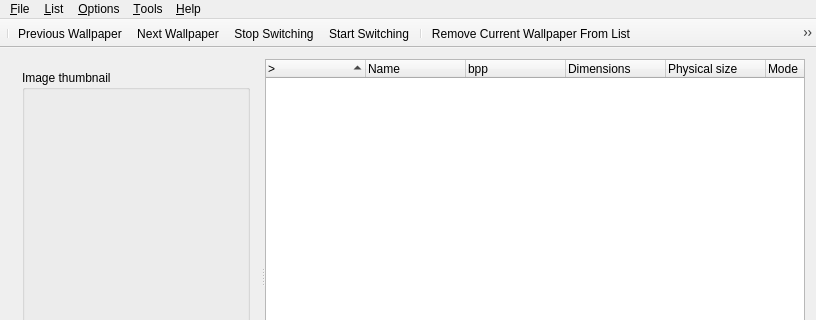
Above: wpchanger_app/src/qt/mainwindow.ui from VioletGiraffe/desktop-wallpaper-switcher before the change; both pictures show x 0 to 816 and y 0 to 320 of the 816 by 526 pixel window. Below: the same form after it.
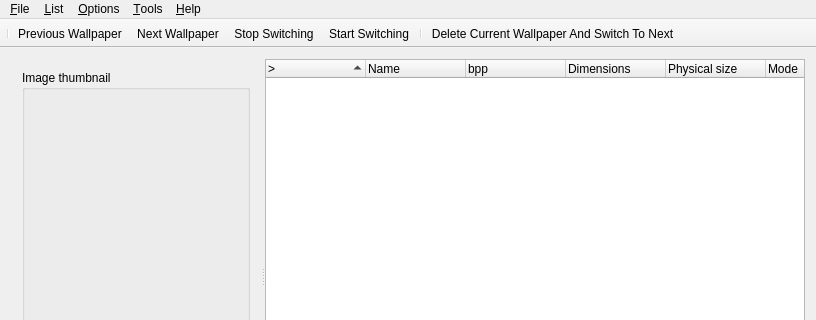
That is the form after the change. Icons and pictures are not drawn. Custom widgets are drawn as their Qt base class.

Commit message: "Delete wallpaper and switch to next" button added

```diff
--- a/wpchanger_app/src/qt/mainwindow.ui
+++ b/wpchanger_app/src/qt/mainwindow.ui
@@ -397,8 +397,7 @@
    <addaction name="actionStop_Switching"/>
    <addaction name="actionStart_switching"/>
    <addaction name="separator"/>
-   <addaction name="actionRemove_Current_Image_from_List"/>
-   <addaction name="actionDelete_Current_Wallpaper_From_Disk"/>
+   <addaction name="actionDelete_Current_Wallpaper_And_Switch_To_Next"/>
   </widget>
   <action name="actionLoad_Image_List">
    <property name="text">
@@ -537,6 +536,15 @@
     <string>Ctrl+F</string>
    </property>
   </action>
+  <action name="actionDelete_Current_Wallpaper_And_Switch_To_Next">
+   <property name="icon">
+    <iconset resource="resource.qrc">
+     <normaloff>:/icons/resources/trash.png</normaloff>:/icons/resources/trash.png</iconset>
+   </property>
+   <property name="text">
+    <string>Delete Current Wallpaper And Switch To Next</string>
+   </property>
+  </action>
  </widget>
  <layoutdefault spacing="6" margin="11"/>
  <customwidgets>
```
Left out of the diff: 1 changed line with no effect on the pictures. The commit also changes 4 other files.
